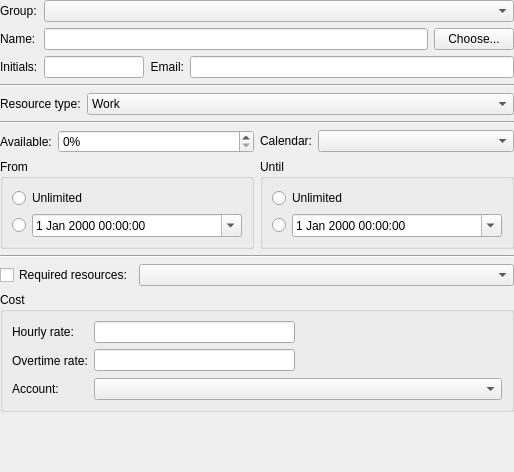
The window that plan/libs/ui/resourcedialogbase.ui (KDE/calligra) describes before a commit, drawn with Qt 5.
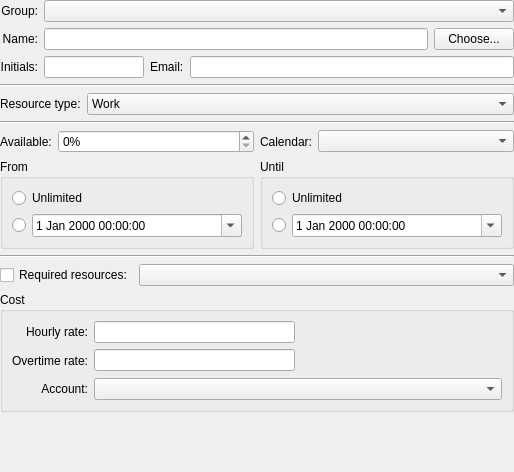
The same window after the commit. Custom widgets are drawn as their Qt base class.

Commit message: Right-align more labels in Plan's UI

The edit to the form file:
```diff
--- a/plan/libs/ui/resourcedialogbase.ui
+++ b/plan/libs/ui/resourcedialogbase.ui
@@ -22,6 +22,12 @@
        <property name="text">
         <string>Group:</string>
        </property>
+       <property name="alignment">
+        <set>Qt::AlignRight|Qt::AlignTrailing|Qt::AlignVCenter</set>
+       </property>
+       <property name="buddy">
+        <cstring>group</cstring>
+       </property>
       </widget>
      </item>
      <item row="1" column="0">
@@ -32,6 +38,9 @@
        <property name="wordWrap">
         <bool>false</bool>
        </property>
+       <property name="alignment">
+        <set>Qt::AlignRight|Qt::AlignTrailing|Qt::AlignVCenter</set>
+       </property>
        <property name="buddy">
         <cstring>nameEdit</cstring>
        </property>
@@ -72,6 +81,9 @@
        <property name="wordWrap">
         <bool>false</bool>
        </property>
+       <property name="alignment">
+        <set>Qt::AlignRight|Qt::AlignTrailing|Qt::AlignVCenter</set>
+       </property>
        <property name="buddy">
         <cstring>initialsEdit</cstring>
        </property>
@@ -104,7 +116,7 @@
        <item>
         <widget class="QLabel" name="ui_emaillabel">
          <property name="text">
-          <string>&lt;p align=&quot;right&quot;&gt;Email:&lt;/p&gt;</string>
+          <string>Email:</string>
          </property>
          <property name="wordWrap">
           <bool>false</bool>
@@ -240,7 +252,7 @@
             </sizepolicy>
            </property>
            <property name="text">
-            <string>&lt;p align=&quot;right&quot;&gt;Calendar:&lt;/p&gt;</string>
+            <string>Calendar:</string>
            </property>
            <property name="wordWrap">
             <bool>false</bool>
@@ -410,6 +422,9 @@
             <property name="wordWrap">
              <bool>false</bool>
             </property>
+            <property name="alignment">
+             <set>Qt::AlignRight|Qt::AlignTrailing|Qt::AlignVCenter</set>
+            </property>
             <property name="buddy">
              <cstring>rateEdit</cstring>
             </property>
@@ -430,6 +445,9 @@
             <property name="wordWrap">
              <bool>false</bool>
             </property>
+            <property name="alignment">
+             <set>Qt::AlignRight|Qt::AlignTrailing|Qt::AlignVCenter</set>
+            </property>
             <property name="buddy">
              <cstring>overtimeEdit</cstring>
             </property>
@@ -473,6 +491,12 @@
             <property name="text">
              <string>Account:</string>
             </property>
+            <property name="alignment">
+             <set>Qt::AlignRight|Qt::AlignTrailing|Qt::AlignVCenter</set>
+            </property>
+            <property name="buddy">
+             <cstring>account</cstring>
+            </property>
            </widget>
           </item>
          </layout>
```
The commit also changes 5 other files.
